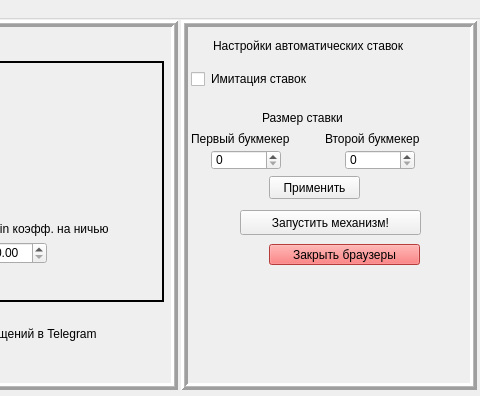
First picture: the form in Client UI/components/templates/client_app_template.ui, repository HiddenJang/Xperiment2, before the edit; both pictures show x 383 to 863 and y 0 to 396 of the 863 by 603 pixel window.
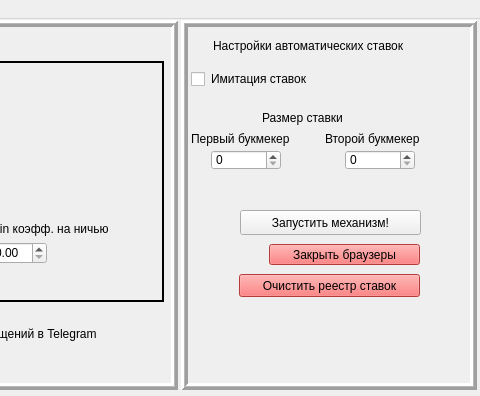
Second picture: the form after the edit.

```diff
--- a/Client UI/components/templates/client_app_template.ui
+++ b/Client UI/components/templates/client_app_template.ui
@@ -663,14 +663,17 @@
     <widget class="QPushButton" name="pushButton_enableBetSet">
      <property name="geometry">
       <rect>
-       <x>88</x>
-       <y>156</y>
-       <width>91</width>
+       <x>58</x>
+       <y>254</y>
+       <width>181</width>
        <height>23</height>
       </rect>
      </property>
+     <property name="styleSheet">
+      <string notr="true">background-color: rgb(255, 84, 84);</string>
+     </property>
      <property name="text">
-      <string>Применить</string>
+      <string>Очистить реестр ставок</string>
      </property>
     </widget>
     <widget class="QLabel" name="label_betSizeSecond">
```
Left out of the diff: 2 changed lines with no effect on the pictures.
